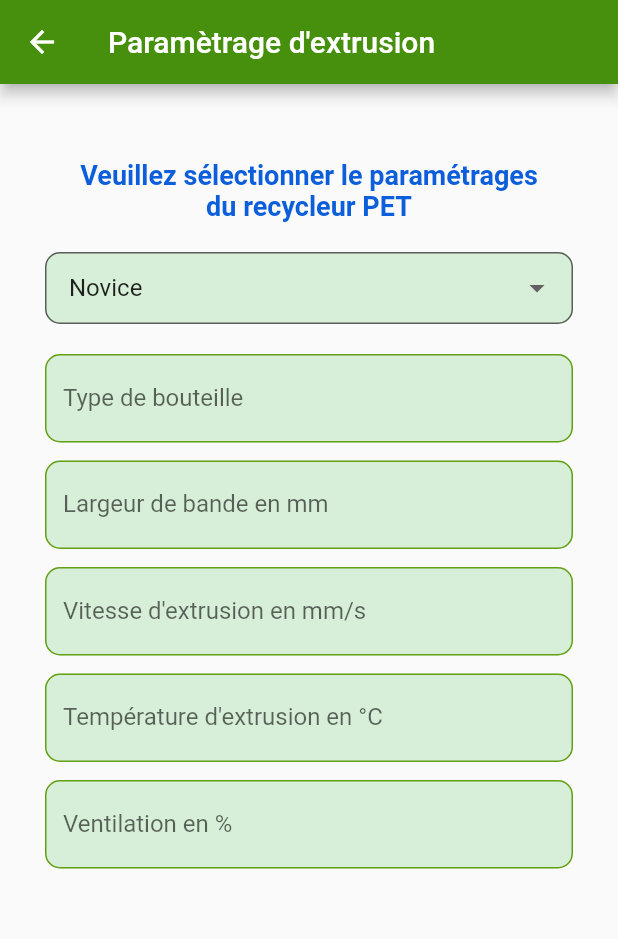
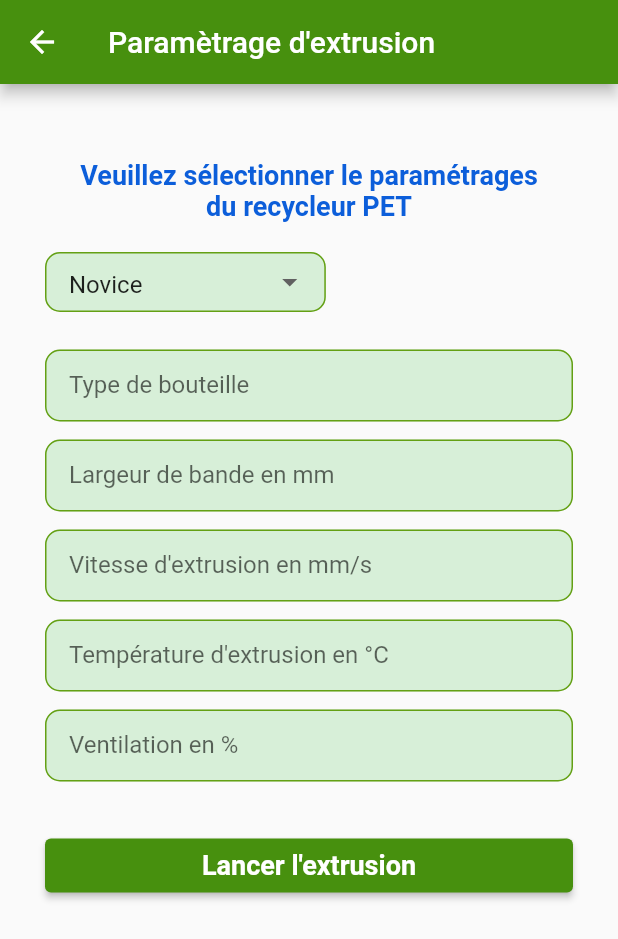
Before and after one commit to joebar27/Bottle-Recycler-PET-App, a Flutter app: the screen it shows after launch, after a tap on "Se connecter", on a phone screen of 412 x 824 dp. Shown: the top 939 px of the screen. Run offline on Flutter 3.47's test engine with Material 2 defaults, Android fonts, the light colour scheme and no system bars.

Commit message:
quelque changement de style et ajout bouton sur page home

```diff
--- a/lib/components/CustomDropdown.dart
+++ b/lib/components/CustomDropdown.dart
@@ -27,7 +27,6 @@ class _CustomDropdownState extends State<CustomDropdown> {
   @override
 Widget build(BuildContext context) {
   return Container(
-    width: MediaQuery.of(context).size.width * 0.3,
     child: DropdownButtonFormField<String>(
       value: _selectedOption,
       onChanged: (String? newValue) {
@@ -43,15 +42,23 @@ Widget build(BuildContext context) {
         filled: true,
         fillColor: Color.fromARGB(51, 75, 194, 80),
         contentPadding: EdgeInsets.symmetric(horizontal: 16, vertical: 12),
-        border: OutlineInputBorder(
+        focusedBorder: OutlineInputBorder(
           borderRadius: BorderRadius.circular(10),
+          borderSide: BorderSide(
+            color: Color.fromARGB(255, 206, 35, 35),
+          ),
+        ),
+        enabledBorder: OutlineInputBorder(
+          borderRadius: BorderRadius.circular(10),
+          borderSide: BorderSide(
+            color: Color.fromARGB(255, 100, 160, 20),
+          ),
         ),
       ),
       items: widget.options.map((String option) {
         return DropdownMenuItem<String>(
           value: option,
           child: Container(
-            width: MediaQuery.of(context).size.width * 0.3, // Ajustez la largeur selon vos besoins
             child: Text(option),
           ),
         );
--- a/lib/components/CustomFields.dart
+++ b/lib/components/CustomFields.dart
@@ -9,6 +9,7 @@ class CustomTextField extends StatelessWidget {
   Widget build(BuildContext context) {
     return TextField(
       decoration: InputDecoration(
+        contentPadding: EdgeInsets.symmetric(vertical: 0, horizontal: 16.0),
         labelText: labelText,
         filled: true,
         fillColor: Color.fromARGB(51, 75, 194, 80),
--- a/lib/screens/Auth.dart
+++ b/lib/screens/Auth.dart
@@ -43,7 +43,7 @@ class _AuthScreenState extends State<AuthScreen> {
             const SizedBox(height: 20.0),
             Image.asset(
               'assets/images/bouteille_bobine_pet.png', // Remplacez "assets/logo.png" par le chemin de votre image
-              height: 150.0,
+              height: MediaQuery.of(context).size.height * 0.25,
             ),
             const SizedBox(height: 20.0),
             const Text(
@@ -55,6 +55,7 @@ class _AuthScreenState extends State<AuthScreen> {
               ),
               textAlign: TextAlign.center,
             ),
+            const SizedBox(height: 20.0),
             CustomTextField(labelText: 'E-mail'),
             const SizedBox(height: 12.0),
             CustomTextField(labelText: 'Mot de passe'),
--- a/lib/screens/Home.dart
+++ b/lib/screens/Home.dart
@@ -1,5 +1,6 @@
 import 'package:bottlerecyclerapp/components/CustomDropdown.dart';
 import 'package:bottlerecyclerapp/components/CustomFields.dart';
+import 'package:bottlerecyclerapp/components/CustomButton.dart';
 import 'package:flutter/material.dart';
 
 class HomeScreen extends StatefulWidget {
@@ -32,7 +33,9 @@ class _HomeScreenState extends State<HomeScreen> {
             ),
             const SizedBox(height: 20.0),
             Container(
-              width: MediaQuery.of(context).size.width * 0.3,
+              height: 40.0,
+              padding: EdgeInsets.fromLTRB(
+                  0, 0, MediaQuery.of(context).size.width * 0.4, 0),
               child: CustomDropdown(
                 options: ['Novice', 'Expert'],
                 selectedOption: 'Novice',
@@ -41,7 +44,10 @@ class _HomeScreenState extends State<HomeScreen> {
                 },
               ),
             ),
-            const SizedBox(height: 20.0),
+            Container(
+              child: Column(
+                children: [
+                const SizedBox(height: 25.0),
                 CustomTextField(labelText: 'Type de bouteille'),
                 const SizedBox(height: 12.0),
                 CustomTextField(labelText: 'Largeur de bande en mm'),
@@ -52,7 +58,17 @@ class _HomeScreenState extends State<HomeScreen> {
                 const SizedBox(height: 12.0),
                 CustomTextField(labelText: 'Ventilation en %'),
                 const SizedBox(height: 12.0),
-          ])),
+              ]),
+            ),
+            const SizedBox(height: 20.0),
+            CustomButton.primary(
+              text: 'Lancer l\'extrusion',
+              onPressed: () {
+                Navigator.pushNamed(context, '/home');
+              },
+            ),
+          ]),
+          ),
     );
   }
 }
```
Lines whose indentation alone changed are shown as unchanged.
